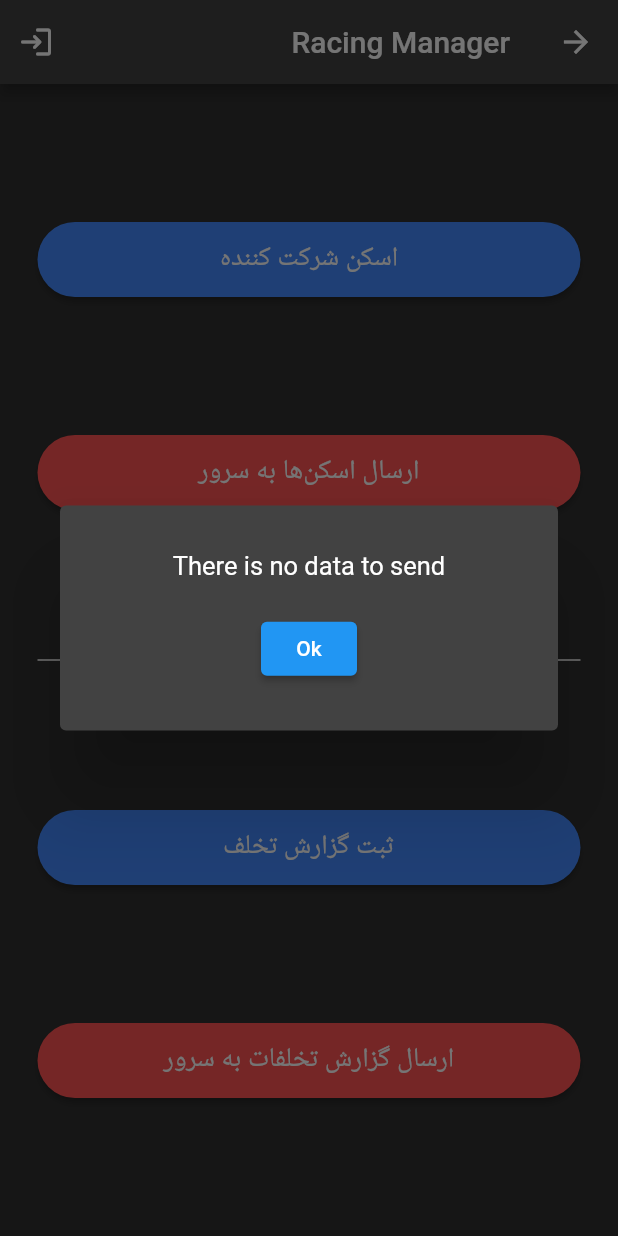
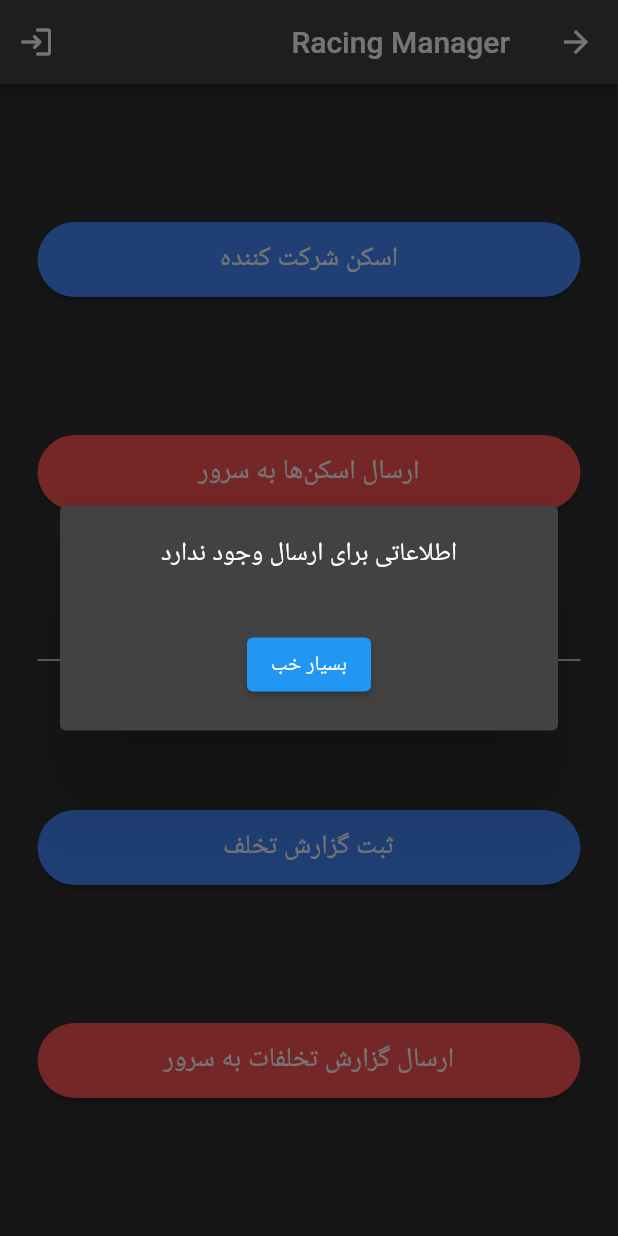
Before and after one commit to PouriaN/Volt, a Flutter app: the MainPage screen opened by its route, after a tap on "ارسال گزارش تخلفات به سرور", on a phone screen of 412 x 824 dp. Run offline on Flutter 3.47's test engine with Material 2 defaults, Android fonts, the phone set to English and light mode, and no system bars; our stand-ins replace flutter_bloc, hive, hive_flutter, shared_preferences; missing offline and left inert: qr_code_scanner, restart_app; accounts and stored records are empty; generated files the repository leaves out were written again; statements that could not run were skipped.

Commit message:
- Ziad bug fix

```diff
--- a/lib/Components/CustomDialog.dart
+++ b/lib/Components/CustomDialog.dart
@@ -2,29 +2,37 @@ import 'package:flutter/material.dart';
 import 'package:racing_manager/Resources/Strings.dart';
 import 'package:racing_manager/Resources/TextThemes.dart';
 
-class CustomDialog extends Dialog {
-  final String message;
+class CustomDialog extends StatelessWidget {
+  final List<String> messages;
   final Color? messageColor;
 
-  CustomDialog({required this.message, this.messageColor})
-      : super(
-            child: Builder(
-          builder: (context) => Container(
+  CustomDialog({required this.messages, this.messageColor});
+
+  @override
+  Widget build(BuildContext context) {
+    return Dialog(
+      child: Container(
         width: 500,
-            height: 150,
+        height: messages.length == 1 ? 150 : 300,
         padding: EdgeInsets.symmetric(vertical: 20),
         child: Column(
-              mainAxisAlignment: MainAxisAlignment.spaceAround,
           children: [
-                Text(message, style: dialogMessageTextTheme.copyWith(color: messageColor),textAlign: TextAlign.center),
+            Expanded(
+              flex: 2,
+              child: ListView.builder(
+                  itemCount: messages.length,
+                  itemBuilder: (context, index) => Text(messages[index],
+                      style: dialogMessageTextTheme.copyWith(color: messageColor),
+                      textAlign: TextAlign.center)),
+            ),
             ElevatedButton(
                 style: ButtonStyle(
-                    backgroundColor: MaterialStateProperty.all(messageColor)
-                  ),
+                    backgroundColor: MaterialStateProperty.all(messageColor)),
                 onPressed: () => Navigator.pop(context),
                 child: Text(strOK)),
           ],
         ),
       ),
-        ));
+    );
   }
+}
--- a/lib/Controllers/MainPageController.dart
+++ b/lib/Controllers/MainPageController.dart
@@ -1,7 +1,8 @@
 import 'dart:convert';
+import 'dart:io';
 import 'dart:ui';
 import 'package:flutter/material.dart';
-import 'package:http/http.dart' as http;
+import 'package:http/http.dart';
 import 'package:flutter_bloc/flutter_bloc.dart';
 import 'package:hive_flutter/hive_flutter.dart';
 import 'package:racing_manager/Models/BarcodeDataModel.dart';
@@ -20,10 +21,10 @@ class MainPageStateLoading extends MainPageStates {}
 class MainPageStateShowScanDialog extends MainPageStates {}
 
 class MainPageStateShowMessageDialog extends MainPageStates {
-  final String message;
+  final List<String> messages;
   final Color? messageColor;
 
-  MainPageStateShowMessageDialog({this.messageColor, required this.message});
+  MainPageStateShowMessageDialog({this.messageColor, required this.messages});
 }
 
 class MainPageController extends Cubit<MainPageStates> {
@@ -43,66 +44,65 @@ class MainPageController extends Cubit<MainPageStates> {
         BarcodeDataModel.fromJson(jsonDecode(barcodeData));
 
     BarcodeRecordModel barcodeRecord = BarcodeRecordModel(
-      actualTime: DateTime.now().toIso8601String(),
+      actualTime: DateTime.now().toUtc().toIso8601String(),
       competitor: EventModel(id: barcode.competitorId),
       event: EventModel(id: barcode.eventId),
     );
     try {
-      http.Response response = await _sendData(
+      Response response = await _sendData(
           address: "/checkpoint-histories/commit",
           body: jsonEncode([barcodeRecord.toJson()]),
           token: token);
       if (response.statusCode == 200) {
         emit(MainPageStateInitial());
         emit(MainPageStateShowMessageDialog(
-            message: strThisBarcodeDataSentSuccessfully));
+            messages: [strThisBarcodeDataSentSuccessfully]));
       } else {
         emit(MainPageStateInitial());
         emit(MainPageStateShowMessageDialog(
-            message: jsonDecode(response.body)["message"],
+            messages: [jsonDecode(response.body)["message"]],
             messageColor: Colors.red));
       }
-    } on Exception catch (e) {
-      await Hive.box<BarcodeRecordModel>(BARCODE_BOX).add(barcodeRecord);
+    } on Exception {
+      await Hive.box<BarcodeRecordModel>(BARCODE_BOX).put(barcodeRecord.actualTime,barcodeRecord);
       emit(MainPageStateShowMessageDialog(
-          message: strBarcodeAddedToLocalSuccessfully));
+          messages: [strBarcodeAddedToLocalSuccessfully]));
     }
   }
 
   void sendBarcodeDataForServer(String token) async {
     emit(MainPageStateLoading());
-
     List<BarcodeRecordModel> barcodeList =
         Hive.box<BarcodeRecordModel>(BARCODE_BOX).values.toList();
 
     print(barcodeList.length);
 
     if (barcodeList.length != 0) {
-      try {
-        http.Response response = await _sendData(
-            address: "/checkpoint-histories/commit",
-            body: jsonEncode(
-                barcodeList.map((barcode) => barcode.toJson()).toList()),
-            token: token);
+      List<String> responseList = <String>[];
 
-        if (response.statusCode == 200) {
-          Hive.box<BarcodeRecordModel>(BARCODE_BOX).clear();
-          emit(MainPageStateInitial());
-          emit(MainPageStateShowMessageDialog(
-              message: strAllBarcodeSentSuccessfully));
-        } else {
-          emit(MainPageStateInitial());
-          emit(MainPageStateShowMessageDialog(
-              message: strSomethingWrong, messageColor: Colors.red));
+      for (BarcodeRecordModel barcode
+          in barcodeList) {
+        try {
+          Response response = await _sendData(
+              address: "/checkpoint-histories/commit",
+              body: jsonEncode([barcode.toJson()]),
+              token: token);
+
+          if (response.statusCode == 200)
+            responseList.add("${barcode.competitor!.id}: $strSent");
+          else {
+            String message = jsonDecode(response.body)["message"];
+            responseList.add("${barcode.competitor!.id}: $message");
+          }
+          await Hive.box<BarcodeRecordModel>(BARCODE_BOX).delete(barcode.actualTime);
+        } on Exception {
+          responseList.add("${barcode.competitor!.id}: $strDoesNotSend");
         }
-      } on Exception catch (e) {
-        emit(MainPageStateInitial());
-        emit(MainPageStateShowMessageDialog(
-            message: strYouNeedInternetConnection, messageColor: Colors.red));
       }
+
+      emit(MainPageStateShowMessageDialog(messages: responseList));
     } else {
-      emit(MainPageStateInitial());
-      emit(MainPageStateShowMessageDialog(message: strThereIsNoDataToSend));
+      emit(MainPageStateShowMessageDialog(messages: [strThereIsNoDataToSend]));
     }
   }
 
@@ -115,44 +115,45 @@ class MainPageController extends Cubit<MainPageStates> {
     print(reportsList.length);
 
     if (reportsList.length != 0) {
-      try {
-        http.Response response = await _sendData(
-            address: "/competitor-histories/commit",
-            body: jsonEncode(
-                reportsList.map((report) => report.toJson()).toList()),
-            token: token);
+      List<String> responseList = [];
 
-        if (response.statusCode == 200) {
-          Hive.box<ReportModel>(REPORT_BOX).clear();
-          emit(MainPageStateInitial());
-          emit(MainPageStateShowMessageDialog(
-              message: strAllReportsSentSuccessfully));
-        } else {
-          emit(MainPageStateInitial());
-          emit(MainPageStateShowMessageDialog(
-              message: strSomethingWrong, messageColor: Colors.red));
+      for (ReportModel report in reportsList) {
+        try {
+          Response response = await _sendData(
+              address: "/competitor-histories/commit",
+              body: jsonEncode([report.toJson()]),
+              token: token);
+
+          if (response.statusCode == 200)
+            responseList.add("${report.competitorNumber}: $strSent");
+          else {
+            String message = jsonDecode(response.body)["message"];
+            responseList.add("${report.competitorNumber}: $message");
+          }
+          await Hive.box<ReportModel>(REPORT_BOX).delete(report.time);
+        } on Exception {
+          responseList.add("${report.competitorNumber}: $strDoesNotSend");
         }
-      } on Exception catch (e) {
-        emit(MainPageStateInitial());
-        emit(MainPageStateShowMessageDialog(
-            message: strYouNeedInternetConnection, messageColor: Colors.red));
       }
+
+      emit(MainPageStateShowMessageDialog(
+          messages:
+              responseList.length == 0 ? [strDoesNotSend] : responseList));
     } else {
-      emit(MainPageStateInitial());
-      emit(MainPageStateShowMessageDialog(message: strThereIsNoDataToSend));
+      emit(MainPageStateShowMessageDialog(messages: [strThereIsNoDataToSend]));
     }
   }
 
-  Future<http.Response> _sendData(
+  Future<Response> _sendData(
       {required String address,
       required String body,
       required String token}) async {
-    var client = http.Client();
+    Client client = Client();
     Map<String, String> requestHeaders = {
-      'Content-type': 'Application/json',
-      "Authorization": token
+      HttpHeaders.contentTypeHeader: 'application/json',
+      HttpHeaders.authorizationHeader: "$token"
     };
-    http.Response response = await client.post(
+    Response response = await client.post(
         Uri(
             host: API_BASE_URL,
             path: address,
@@ -171,7 +172,7 @@ class MainPageController extends Cubit<MainPageStates> {
       return true;
     else {
       emit(MainPageStateShowMessageDialog(
-          message: strFirstYouHaveToSendDataToServer,
+          messages: [strFirstYouHaveToSendDataToServer],
           messageColor: Colors.red));
       return false;
     }
--- a/lib/Pages/MainPage.dart
+++ b/lib/Pages/MainPage.dart
@@ -19,6 +19,7 @@ class MainPage extends StatelessWidget {
                 key: GlobalKey(debugLabel: 'QR'),
                 onQRViewCreated: (QRViewController controller) {
                   controller.scannedDataStream.listen((scanData) {
+                    print(scanData);
                     controller.pauseCamera();
                     controller.dispose();
                     Navigator.pop(context);
@@ -56,11 +57,8 @@ class MainPage extends StatelessWidget {
         actions: [
           IconButton(
               onPressed: () async {
-                print("sdsd");
                 if (context.read<MainPageController>().canLogOut()) {
-                  print("2323");
                   await context.read<LoginPageController>().logOut();
-                  print("after logout");
                   Restart.restartApp();
                 }
               },
@@ -76,12 +74,12 @@ class MainPage extends StatelessWidget {
             showDialog(
                 context: context,
                 builder: (context) => CustomDialog(
-                    message: state.message, messageColor: state.messageColor));
+                    messages: state.messages,
+                    messageColor: state.messageColor));
           }
         },
         buildWhen: (oldState, newState) =>
-            newState is! MainPageStateShowScanDialog &&
-            newState is! MainPageStateShowMessageDialog,
+            newState is! MainPageStateShowScanDialog,
         builder: (context, state) => Stack(
           children: [
             Padding(
@@ -104,6 +102,18 @@ class MainPage extends StatelessWidget {
                             .read<LoginPageController>()
                             .loginResponseModel
                             .authorization!)),
+                  //   callBack: () {
+                  //     context
+                  //         .read<MainPageController>()
+                  //         .emit(MainPageStateShowMessageDialog(messages: [
+                  //           "233: ارسال شده",
+                  //           "233: ارسال شده",
+                  //           "233: ارسال شده",
+                  //           "233: ارسال شده",
+                  //           "233: ارسال شده",
+                  //         ]));
+                  //   },
+                  // ),
                   Divider(color: Colors.white, thickness: 1),
                   MainButton(
                       text: strCreateReport,
--- a/lib/Resources/Strings.dart
+++ b/lib/Resources/Strings.dart
@@ -8,14 +8,12 @@ const String strCreateReport = "ثبت گزارش تخلف";
 const String strSendReportsToServer = "ارسال گزارش تخلفات به سرور";
 
 
-const String strBarcodeAddedToLocalSuccessfully = "No internet connection. Barcode added to local successfully";
+const String strBarcodeAddedToLocalSuccessfully = "خطا در اتصال اینترنت. کیو-آر کد بر روی دستگاه ذخیره شد";
+const String strReportAddedToLocalSuccessfully = "خطا در اتصال اینترنت. گزارش بر روی دستگاه ذخیره شد";
 
-const String strAllBarcodeSentSuccessfully = "All barcode data sent successfully";
-const String strAllReportsSentSuccessfully = "All reports data sent successfully";
-const String strSomethingWrong = "Error: Something wrong";
-const String strFirstYouHaveToSendDataToServer = "Error: First, Send data to the server then try again";
-const String strThisReportSentToServerSuccessfully = "This report sent to server successfully";
-const String strThisBarcodeDataSentSuccessfully = "This barcode data sent to server successfully";
+const String strFirstYouHaveToSendDataToServer = "ابتدا اطلاعات ذخیره شده را ارسال کنید کنید";
+const String strThisReportSentToServerSuccessfully = "این گزارش با موفقیت به سرور ارسال شد";
+const String strThisBarcodeDataSentSuccessfully = "این کیو-آر کد با موفقیت به سرور ارسال شد";
 
 
 const String strCompetitorNumber = "شماره شرکت کننده";
@@ -32,10 +30,11 @@ const String strReverseGear = "ورود دنده عقب به محدوده کنت
 const String strDangerousMovement = "رانندگی خطرناک";
 const String strTurnInControlArea = "دور زدن در محدوده کنترل";
 
-const String strReportAddedToLocalSuccessfully = "No internet connection. Report added to local successfully";
-const String strFirstEnterValues = "Error: First enter values";
-const String strYouNeedInternetConnection = "Error: There is no internet connection";
-const String strThereIsNoDataToSend = "There is no data to send";
+const String strFirstEnterValues = "خطا: ابتدا مقادیر را وارد کنید";
+const String strThereIsNoDataToSend = "اطلاعاتی برای ارسال وجود ندارد";
+
+const String strSent = "ارسال شد";
+const String strDoesNotSend = "ارسال نشد";
 
 
-const String strOK = "Ok";
+const String strOK = "بسیار خب";
```
Also changed, not shown: lib/Pages/ReportPage.dart (+10 -9 lines). Lines whose indentation alone changed are shown as unchanged.
